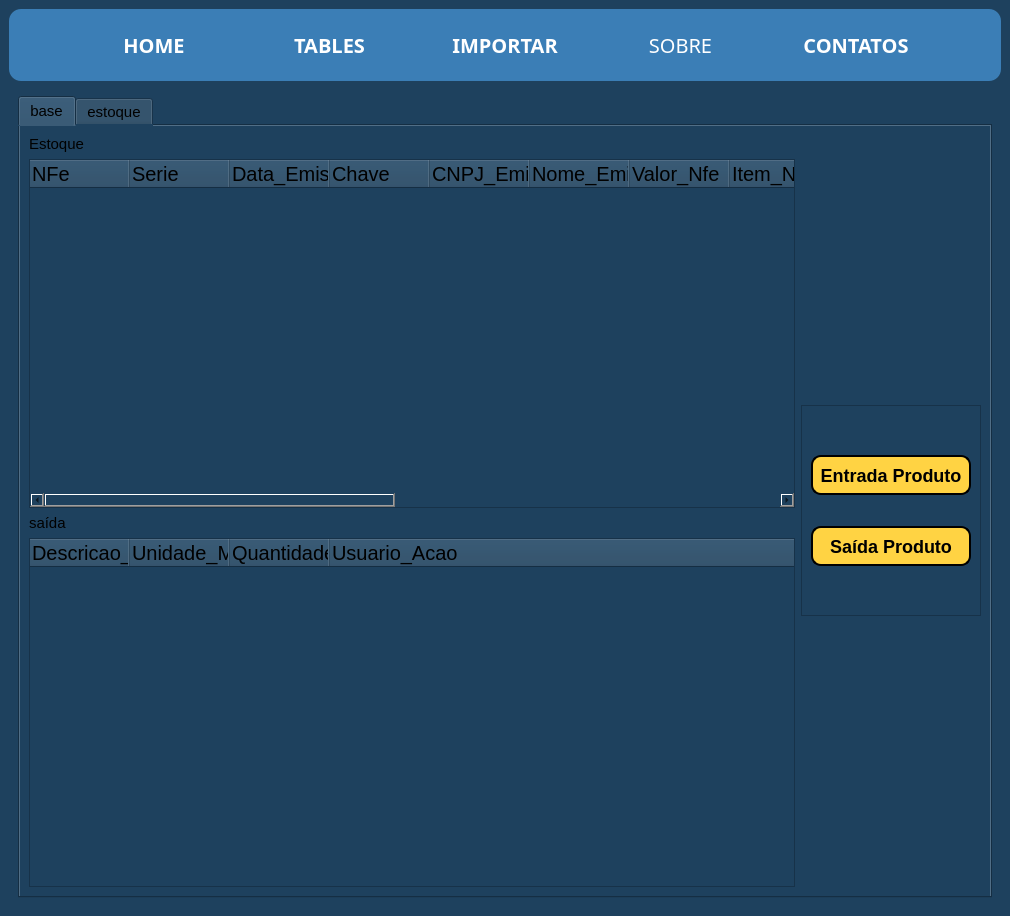
Above: mainScreen.ui from Necro-404/Erp before the change. Below: the same form after it.
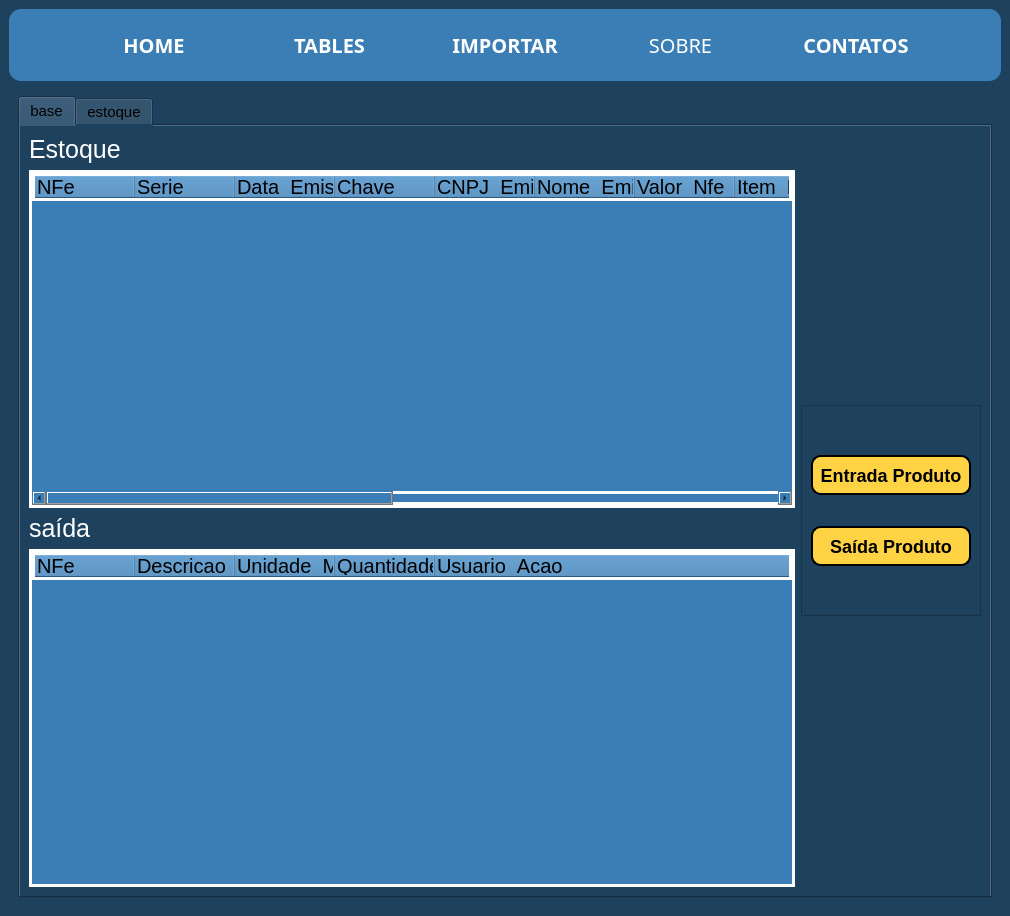
That is the form after the change. The open tabs and pages were chosen to show the change. Icons and pictures are not drawn.

```diff
--- a/mainScreen.ui
+++ b/mainScreen.ui
@@ -534,6 +534,13 @@
                    <layout class="QVBoxLayout" name="verticalLayout_5">
                     <item>
                      <widget class="QLabel" name="label_4">
+                      <property name="styleSheet">
+                       <string notr="true">color: rgb(255,255,255);
+font-family: 'Montserrat';
+font-size: 25px;
+text-align: center; 
+</string>
+                      </property>
                       <property name="text">
                        <string>Estoque</string>
                       </property>
@@ -542,8 +549,19 @@
                     <item>
                      <widget class="QTreeWidget" name="tw_estoque">
                       <property name="styleSheet">
-                       <string notr="true">Color: rgb(0, 0, 0);
-font-size: 20px;</string>
+                       <string notr="true">border: 3px solid rgb(255, 255, 255);
+color: rgb(0,0,0);
+font-family: 'Montserrat';
+font-size: 20px;
+text-align: center;
+background-color:rgb(59, 126, 182)
+</string>
+                      </property>
+                      <property name="frameShape">
+                       <enum>QFrame::NoFrame</enum>
+                      </property>
+                      <property name="frameShadow">
+                       <enum>QFrame::Sunken</enum>
                       </property>
                       <column>
                        <property name="text">
@@ -633,6 +651,14 @@
                    <layout class="QVBoxLayout" name="verticalLayout_4">
                     <item>
                      <widget class="QLabel" name="label_3">
+                      <property name="styleSheet">
+                       <string notr="true">
+color: rgb(255,255,255);
+font-family: 'Montserrat';
+font-size: 25px;
+text-align: center; 
+</string>
+                      </property>
                       <property name="text">
                        <string>saída</string>
                       </property>
@@ -641,9 +667,19 @@
                     <item>
                      <widget class="QTreeWidget" name="tw_saida">
                       <property name="styleSheet">
-                       <string notr="true">Color: rgb(0, 0, 0);
-font-size: 20px;</string>
+                       <string notr="true">border: 3px solid rgb(255, 255, 255);
+color: rgb(0,0,0);
+font-family: 'Montserrat';
+font-size: 20px;
+text-align: center;
+background-color:rgb(59, 126, 182)
+</string>
                       </property>
+                      <column>
+                       <property name="text">
+                        <string>NFe</string>
+                       </property>
+                      </column>
                       <column>
                        <property name="text">
                         <string>Descricao_Produto</string>
```
Left out of the diff: 21 changed lines with no effect on the pictures.
